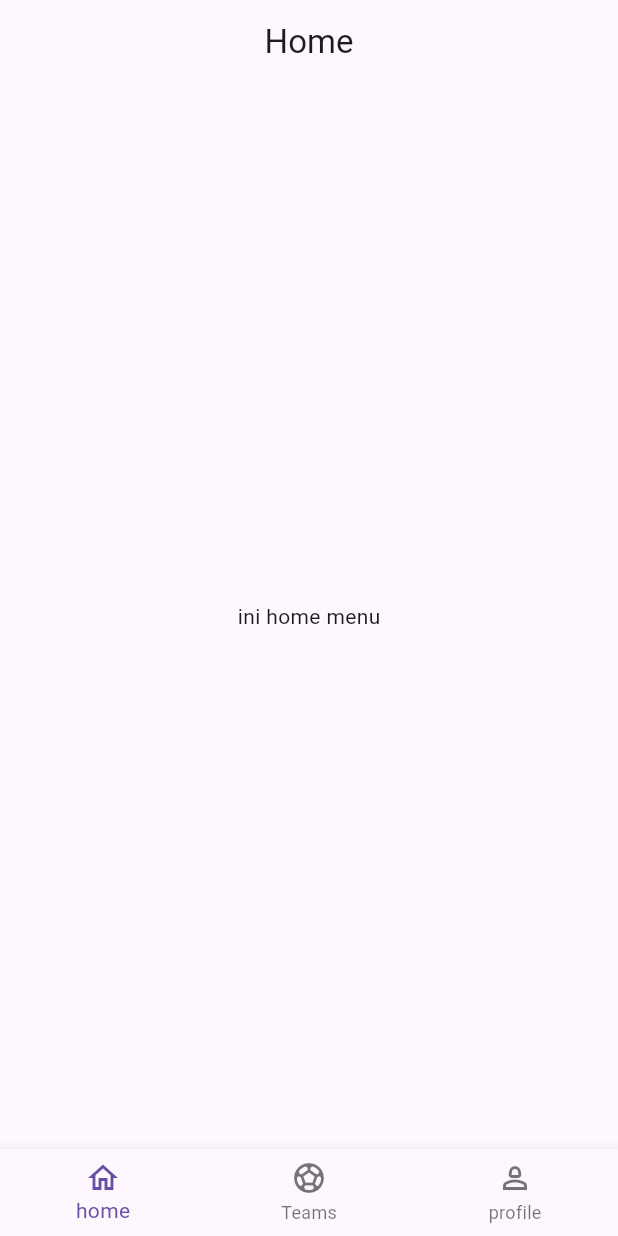
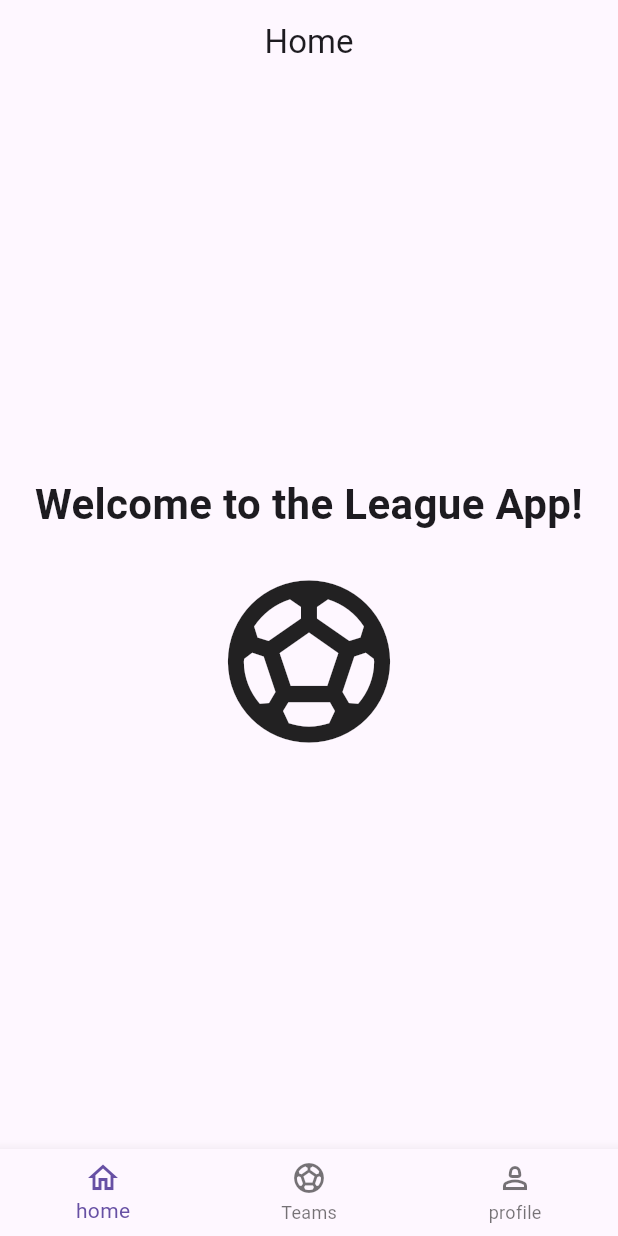
Before and after one commit to sortascary/LeagueApp, a Flutter app: the screen it shows after launch, after a tap on "login", on a phone screen of 412 x 824 dp. Run offline on Flutter 3.47's test engine with Material 3 defaults, Android fonts, the light colour scheme and no system bars; our stand-ins replace font_awesome_flutter, get; network calls fail.

Commit message:
Styling/main

```diff
--- a/lib/pages/menu/home_menu.dart
+++ b/lib/pages/menu/home_menu.dart
@@ -11,7 +11,19 @@ class HomeMenu extends StatelessWidget {
         automaticallyImplyLeading: false,
         centerTitle: true,
       ),
-      body: Center(child: Text("ini home menu")),
+      body: Center(
+        child: Column(
+          mainAxisAlignment: MainAxisAlignment.center,
+        children: [
+          Text("Welcome to the League App!",
+          textAlign: TextAlign.center,
+          style: TextStyle(fontSize: 28, fontWeight: FontWeight.bold),),
+          SizedBox(height: 20,),
+          Icon(Icons.sports_soccer_rounded,
+          size: 130,),
+        ],
+      ),
+      )
     );
   }
 }
--- a/pubspec.yaml
+++ b/pubspec.yaml
@@ -36,7 +36,8 @@ dependencies:
 
   # The following adds the Cupertino Icons font to your application.
   # Use with the CupertinoIcons class for iOS style icons.
-  cupertino_icons: ^1.0.6
+  cupertino_icons: ^1.0.
+  shared_preferences: ^2.3.2
   url_launcher: ^6.3.0
   get: ^4.6.5
 
```
Also changed, not shown: lib/pages/menu/profile_menu.dart (+45 -4 lines).
